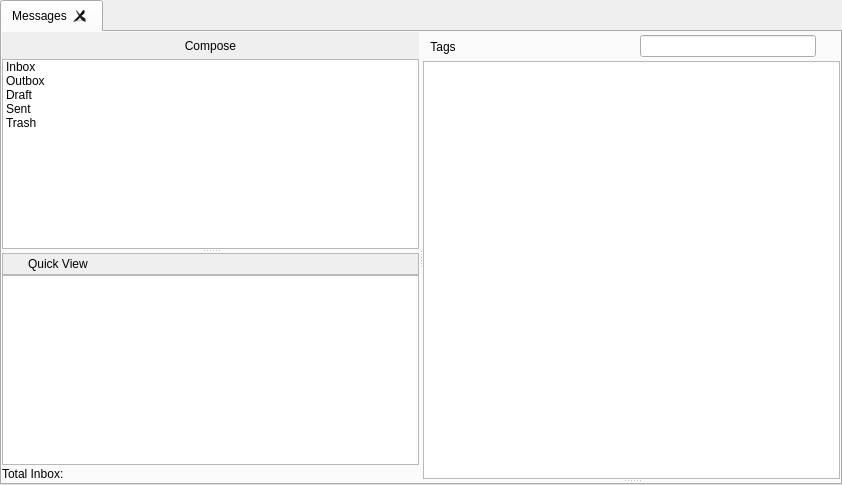
Above: retroshare-gui/src/gui/msgs/MessagesDialog.ui from RetroShare/RetroShare before the change. Below: the same form after it.
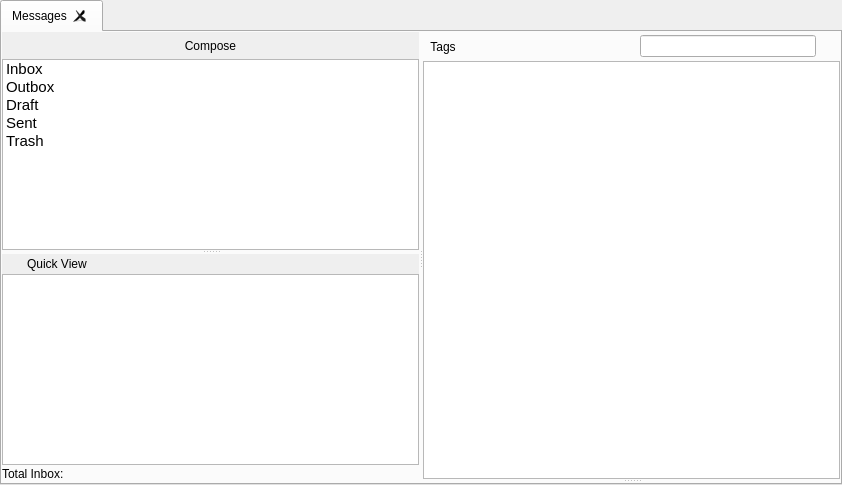
That is the form after the change. Icons and pictures are not drawn. Custom widgets are drawn as their Qt base class.

```diff
--- a/retroshare-gui/src/gui/msgs/MessagesDialog.ui
+++ b/retroshare-gui/src/gui/msgs/MessagesDialog.ui
@@ -139,6 +139,11 @@
                 <verstretch>0</verstretch>
                </sizepolicy>
               </property>
+              <property name="font">
+               <font>
+                <pointsize>11</pointsize>
+               </font>
+              </property>
               <property name="contextMenuPolicy">
                <enum>Qt::CustomContextMenu</enum>
               </property>
@@ -188,8 +193,8 @@
                </property>
               </item>
              </widget>
-             <widget class="QWidget" name="layoutWidget">
-              <layout class="QVBoxLayout" name="verticalLayout_3">
+             <widget class="QWidget" name="quickView_layoutWidget">
+              <layout class="QVBoxLayout" name="quickView_VL">
                <property name="spacing">
                 <number>0</number>
                </property>
@@ -198,13 +203,7 @@
                  <property name="autoFillBackground">
                   <bool>true</bool>
                  </property>
-                 <property name="frameShape">
-                  <enum>QFrame::StyledPanel</enum>
-                 </property>
-                 <property name="frameShadow">
-                  <enum>QFrame::Raised</enum>
-                 </property>
-                 <layout class="QHBoxLayout" name="quickViewFrameHLayout">
+                 <layout class="QHBoxLayout" name="trans_Frame_QuickView_HL">
                   <property name="leftMargin">
                    <number>3</number>
                   </property>
@@ -254,6 +253,11 @@
                    <height>0</height>
                   </size>
                  </property>
+                 <property name="font">
+                  <font>
+                   <pointsize>11</pointsize>
+                  </font>
+                 </property>
                 </widget>
                </item>
               </layout>
@@ -275,8 +279,8 @@
            </item>
           </layout>
          </widget>
-         <widget class="QWidget" name="layoutWidget">
-          <layout class="QVBoxLayout" name="verticalLayout_2">
+         <widget class="QWidget" name="msgs_layoutWidget">
+          <layout class="QVBoxLayout" name="msgs_VL">
            <property name="spacing">
             <number>0</number>
            </property>
```
Left out of the diff: 20 changed lines with no effect on the pictures.
